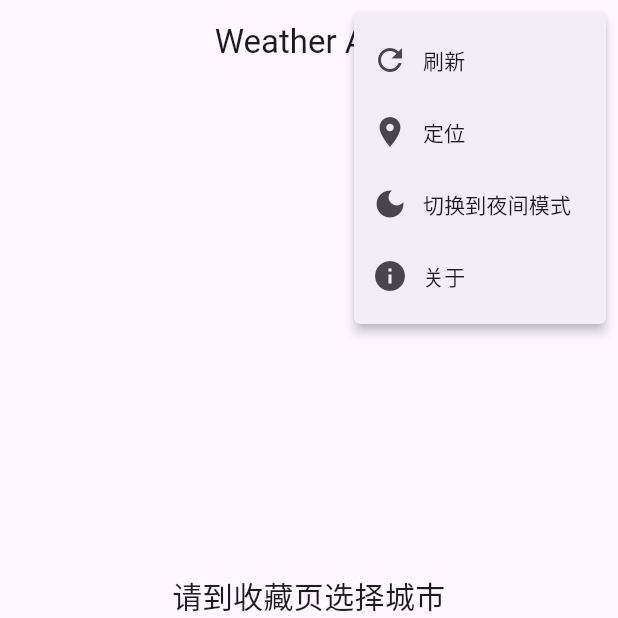
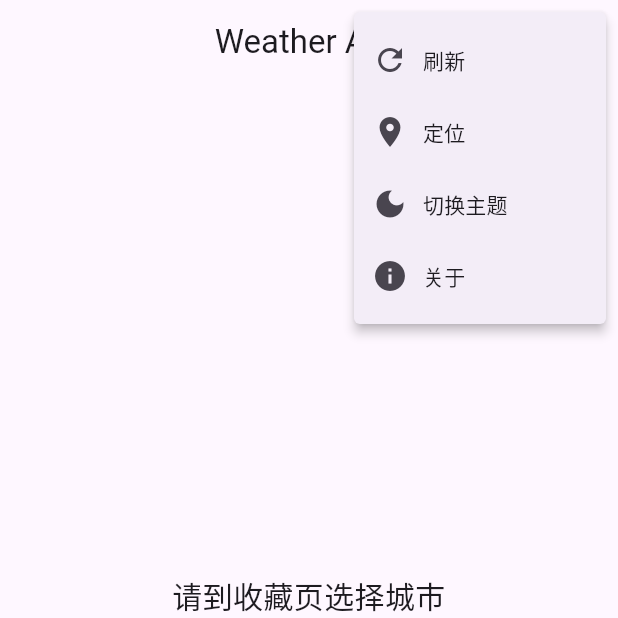
Before and after one commit to chocolatedesue/xidian_weather, a Flutter app: the screen it shows after launch, after a tap on the "more vert" icon, on a phone screen of 412 x 824 dp, the top half of it. Run offline on Flutter 3.47's test engine with Material 3 defaults, Android fonts, the phone set to English and light mode, and no system bars; our stand-ins replace adaptive_theme, dio, fl_chart, geolocator, get_it, shared_preferences and 1 more.

Commit message:
finish the v1

```diff
--- a/lib/main.dart
+++ b/lib/main.dart
@@ -1,7 +1,9 @@
 import 'dart:convert';
 
-import 'package:dynamic_color/dynamic_color.dart';
+// import 'package:dynamic_color/dynamic_color.dart';
+import 'package:adaptive_theme/adaptive_theme.dart';
 import 'package:flutter/material.dart';
+// import 'package:flutter/widgets.dart';
 // import 'package:get/get.dart';
 import 'package:get_it/get_it.dart';
 import 'package:provider/provider.dart';
@@ -13,8 +15,9 @@ import 'package:xidian_weather/screens/homepage.dart';
 import 'package:xidian_weather/service/geoapi_service.dart';
 import 'package:xidian_weather/service/weatherapi_service.dart';
 // import 'package:xidian_weather/theme/app_theme.dart';
+// import 'package:xidian_weather/theme/app_theme.dart';
 
-bool _isDemoUsingDynamicColors = false;
+// bool _isDemoUsingDynamicColors = false;
 
 // Fictitious brand color.
 const _brandBlue = Color(0xFF1E88E5);
@@ -25,30 +28,37 @@ const _brandBlue = Color(0xFF1E88E5);
 void main() async {
   await setupData();
   // await DynamicColorPlugin.initialize();
+  WidgetsFlutterBinding.ensureInitialized();
 
   runApp(const MyApp());
 }
 
 class MyApp extends StatelessWidget {
-  const MyApp({Key? key}) : super(key: key);
+  const MyApp({super.key});
 
   @override
   Widget build(BuildContext context) {
+    var prefs = GetIt.I<SharedPreferences>();
+    var themeMode =
+        prefs.getBool('darkMode') ?? ThemeMode.system == ThemeMode.dark
+            ? AdaptiveThemeMode.dark
+            : AdaptiveThemeMode.light;
+
     return ChangeNotifierProvider(
-      create: (context) => WeatherProvider(),
-      builder: (context, child) {
-        return const MaterialApp(
-          debugShowCheckedModeBanner: false,
-          title: 'Weather App',
-          themeMode: ThemeMode.dark,
-          home: HomePage(),
-        );
-      },
-    );
+        create: (context) => GetIt.I<WeatherProvider>(),
+        child: AdaptiveTheme(
+          light: ThemeData.light(useMaterial3: true),
+          dark: ThemeData.dark(useMaterial3: true),
+          initial: themeMode,
+          builder: (theme, darkTheme) => MaterialApp(
+            debugShowCheckedModeBanner: false,
+            theme: theme,
+            darkTheme: darkTheme,
+            home: const HomePage(),
+          ),
+        ));
   }
 }
-
-
 
 Future<void> setupData() async {
   // setup data
@@ -63,11 +73,14 @@ Future<void> setupData() async {
     GeoapiService(apiKey),
   );
 
-  // GetIt.I.registerSingleton<WeatherProvider>(
-  //   WeatherProvider(),
-  // );
+  GetIt.I.registerSingleton<WeatherProvider>(
+    WeatherProvider(),
+  );
 
   SharedPreferences prefs = await SharedPreferences.getInstance();
+
+  GetIt.I.registerSingleton<SharedPreferences>(prefs);
+
   var positionStr = prefs.getString('position') ?? '';
   if (positionStr.isNotEmpty) {
     var positionJson = jsonDecode(positionStr);
@@ -82,36 +95,4 @@ Future<void> setupData() async {
         savedCityList.map((e) => GeoInfo.fromJson(e)).toList();
     GetIt.I<WeatherProvider>().updateSavedCities(savedCities);
   }
-
-  // GetIt.I.registerSingleton<bool>(false);
-  var isDarkMode =
-      prefs.getBool('isDarkMode') ?? ThemeMode.system == ThemeMode.dark;
-  // GetIt.I<WeatherProvider>().updateThemeMode(isDarkMode);
 }
-
-// class MyApp extends StatefulWidget {
-//   const MyApp({super.key});
-
-//   @override
-//   State<MyApp> createState() => _MyAppState();
-// }
-
-// class _MyAppState extends State<MyApp> {
-//   // This widget is the root of your application.
-//   @override
-//   Widget build(BuildContext context) {
-//     return ChangeNotifierProvider(
-//         create: (context) => WeatherProvider(),
-//         builder: (context, child) {
-//           // final weatherProvider = GetIt.I<WeatherProvider>();
-//           // final weatherProvider = Provider.of<WeatherProvider>(context);
-//           // var themeModeState = weatherProvider.isDarkMode ? ThemeMode.dark : ThemeMode.light;
-//           return const MaterialApp(
-//             debugShowCheckedModeBanner: false,
-//             title: 'Weather App',
-//             themeMode: ThemeMode.dark,
-//             home: HomePage(),
-//           );
-//         });
-//   }
-// }
--- a/lib/screens/homepage.dart
+++ b/lib/screens/homepage.dart
@@ -1,6 +1,7 @@
 // import 'package:dynamic_color/dynamic_color.dart';
 import 'dart:io';
 
+import 'package:adaptive_theme/adaptive_theme.dart';
 import 'package:flutter/foundation.dart';
 import 'package:flutter/material.dart';
 // import 'package:flutter_city_picker/city_picker.dart';
@@ -27,11 +28,6 @@ class HomePage extends StatefulWidget {
 
 class _HomePageState extends State<HomePage>
     with SingleTickerProviderStateMixin {
-  // Color? backgroundColor;
-
-  // Create a tab controller
-  // late TabController controller;
-
   int _selectedIndex = 0;
 
   final _widgetOptions = <Widget>[
@@ -75,32 +71,41 @@ class _HomePageState extends State<HomePage>
     return Consumer<WeatherProvider>(
       builder: (context, weatherProvider, child) {
         return Scaffold(
-
-          // themeMode: weatherProvider.isDarkMode ? ThemeMode.dark : ThemeMode.light,
           appBar: AppBar(
             title: const Text('Weather App'),
             centerTitle: true,
-            backgroundColor: Theme.of(context).appBarTheme.backgroundColor,
+            // backgroundColor: Theme.of(context).appBarTheme.backgroundColor,
             actions: [
               // 使用 PopupMenuButton 创建下拉菜单
               PopupMenuButton<String>(
                 icon: Icon(Icons.more_vert), // 使用 "..." 图标
                 onSelected: (String choice) {
-                  if (choice == '刷新') {
+                  switch (choice) {
+                    case '刷新':
                       _refreshWeatherData(context);
-                  } else if (choice == '定位') {
+                      break;
+                    case '定位':
                       _getCurrentLocation(context, weatherProvider);
-                  } else if ( choice == "切换主题") {
-                    weatherProvider.updateThemeMode(
-                        !weatherProvider.isDarkMode
-                    );
-                  } else if (choice == '关于') {
+                      break;
+                    case '切换主题':
+                      {
+                        // sleep(Duration(microseconds: 300));
+                        var theme = AdaptiveTheme.of(context).mode;
+                        if (theme == AdaptiveThemeMode.light) {
+                          AdaptiveTheme.of(context).setDark();
+                        } else {
+                          AdaptiveTheme.of(context).setLight();
+                        }
+                      }
+                      break;
+                    case '关于':
                       showDialog(
                         context: context,
                         builder: (context) {
                           return AlertDialog(
                             title: Text('关于'),
-                          content: Text('这是一个天气应用'),
+                            content: const Text(
+                                '这是一个基于 Flutter 的天气应用, 调用了和风天气的 API'),
                             actions: [
                               TextButton(
                                 onPressed: () {
@@ -112,6 +117,9 @@ class _HomePageState extends State<HomePage>
                           );
                         },
                       );
+                      break;
+                    default:
+                      print('Unknown choice: $choice');
                   }
                 },
                 itemBuilder: (BuildContext context) {
@@ -140,22 +148,16 @@ class _HomePageState extends State<HomePage>
                       value: '切换主题',
                       child: Row(
                         children: [
-                          // Icon(Icons.light_mode),
-                          // Text('切换主题'),
-                          if (weatherProvider.isDarkMode)
-                            Icon(Icons.light_mode)
+                          if (AdaptiveTheme.of(context).mode ==
+                              AdaptiveThemeMode.light)
+                            Icon(Icons.dark_mode)
                           else
-                            Icon(Icons.dark_mode),
-                          // Icon(Icons.),
+                            Icon(Icons.light_mode),
                           SizedBox(width: 10),
-                          if (weatherProvider.isDarkMode)
-                            Text('切换到白天模式')
-                          else
-                            Text('切换到夜间模式'),
+                          Text('切换主题'),
                         ],
                       ),
                     ),
-
                     PopupMenuItem<String>(
                       value: '关于',
                       child: Row(
@@ -166,7 +168,6 @@ class _HomePageState extends State<HomePage>
                         ],
                       ),
                     ),
-
                   ];
                 },
               ),
@@ -206,12 +207,6 @@ class _HomePageState extends State<HomePage>
   Future<void> _getCurrentLocation(
       BuildContext context, WeatherProvider provider) async {
     if (GetIt.I.isRegistered<Position>()) {
-      // print ("位置信息已获取");
-      //   toastification.show(
-      //     context: context,
-      //     title: Text('位置信息已获取, 无需重复获取'),
-      //     autoCloseDuration: const Duration(seconds: 5),
-      //   );
       var position = GetIt.I.get<Position>();
 
       toastification.show(
--- a/lib/screens/weather_page.dart
+++ b/lib/screens/weather_page.dart
@@ -42,13 +42,15 @@ class _WeatherPageState extends State<WeatherPage> {
         child: Column(
           mainAxisAlignment: MainAxisAlignment.center,
           children: [
-            Text('请到收藏页选择城市\n或右上角获取当前位置', textAlign: TextAlign.center,  style: TextStyle(fontSize: 20),),
+            Text(
+              '请到收藏页选择城市\n或右上角获取当前位置',
+              textAlign: TextAlign.center,
+              style: TextStyle(fontSize: 20),
+            ),
           ],
         ),
       );
-
     }
-
 
     // 获取天气状况文本
     final weatherText = weatherInfo.now.text;
@@ -58,15 +60,13 @@ class _WeatherPageState extends State<WeatherPage> {
         ? weatherDescriptionMap[weatherText]?.dayIcon ?? Icons.help_outline
         : Icons.help_outline;
 
-    return RefreshIndicator(
-      onRefresh: () => _refreshWeatherData(context), // 传递 context
-      child: Padding(
+    return Padding(
       padding: const EdgeInsets.all(20.0),
       child: Column(
         children: [
           // 城市信息 (强调)
           Text(
-              geoInfo.location[0].name,
+            "${geoInfo.location[0].adm1}, ${geoInfo.location[0].name}",
             style: TextStyle(
               fontSize: 32,
               fontWeight: FontWeight.bold,
@@ -74,7 +74,7 @@ class _WeatherPageState extends State<WeatherPage> {
           ),
           SizedBox(height: 10),
           // 日期和时间
-            Text(weatherInfo.updateTime),
+          Text("数据观测时间: ${weatherInfo.updateTime}"),
           SizedBox(height: 20),
           // 中间：天气图标、温度和状况 (使用 Card 和 Flexible)
           Card(
@@ -139,7 +139,6 @@ class _WeatherPageState extends State<WeatherPage> {
           ),
         ],
       ),
-      ),
     );
   }
 }
--- /dev/null
+++ b/lib/util/saveStateInback.dart
@@ -0,0 +1,2 @@
+// 启动 Isolate 并保存状态
+// import 'dart:isolate';
--- a/pubspec.yaml
+++ b/pubspec.yaml
@@ -48,6 +48,7 @@ dependencies:
   permission_handler: ^11.3.1
   shared_preferences: ^2.2.3
   fl_chart: ^0.67.0
+  adaptive_theme: ^3.6.0
   # geolocator: ^11.0.0
 
 dev_dependencies:
```
Also changed, not shown: lib/provider/weather_provider.dart (+43 -14 lines), lib/screens/forecast_page.dart (+143 -22 lines), lib/screens/save_page.dart (+15 -9 lines), lib/theme/app_theme.dart (deleted, +0 -137 lines), lib/theme/pallete.dart (deleted, +0 -21 lines), 1 other file. Lines whose indentation alone changed are shown as unchanged.
